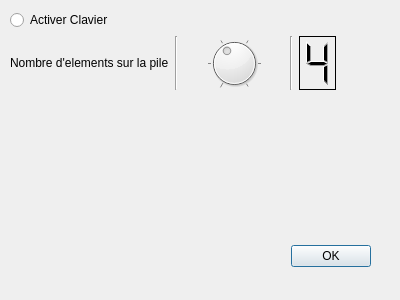
Before: the Qt Designer form options.ui in alexballet/LO21-UTComputer, drawn with Qt 5.
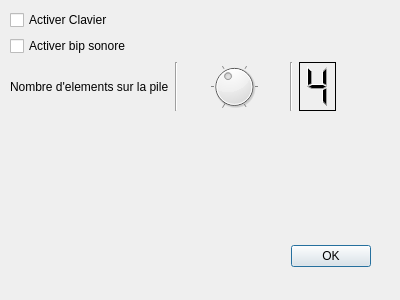
After: the same form once the commit is applied.

```diff
--- a/options.ui
+++ b/options.ui
@@ -35,17 +35,24 @@
      <x>10</x>
      <y>10</y>
      <width>326</width>
-     <height>80</height>
+     <height>101</height>
     </rect>
    </property>
    <layout class="QVBoxLayout" name="verticalLayout">
     <item>
-     <widget class="QRadioButton" name="activerClavier">
+     <widget class="QCheckBox" name="activerClavier">
       <property name="text">
        <string>Activer Clavier</string>
       </property>
      </widget>
     </item>
+    <item>
+     <widget class="QCheckBox" name="activerBip">
+      <property name="text">
+       <string>Activer bip sonore</string>
+      </property>
+     </widget>
+    </item>
     <item>
      <layout class="QHBoxLayout" name="horizontalLayout">
       <item>
```
